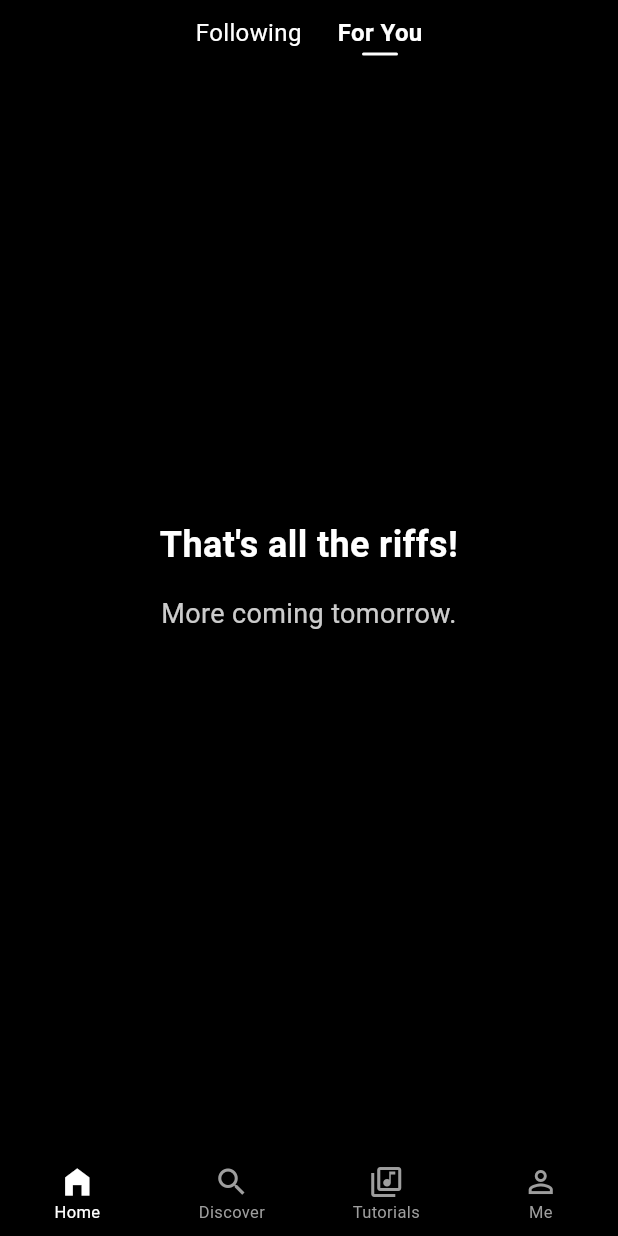
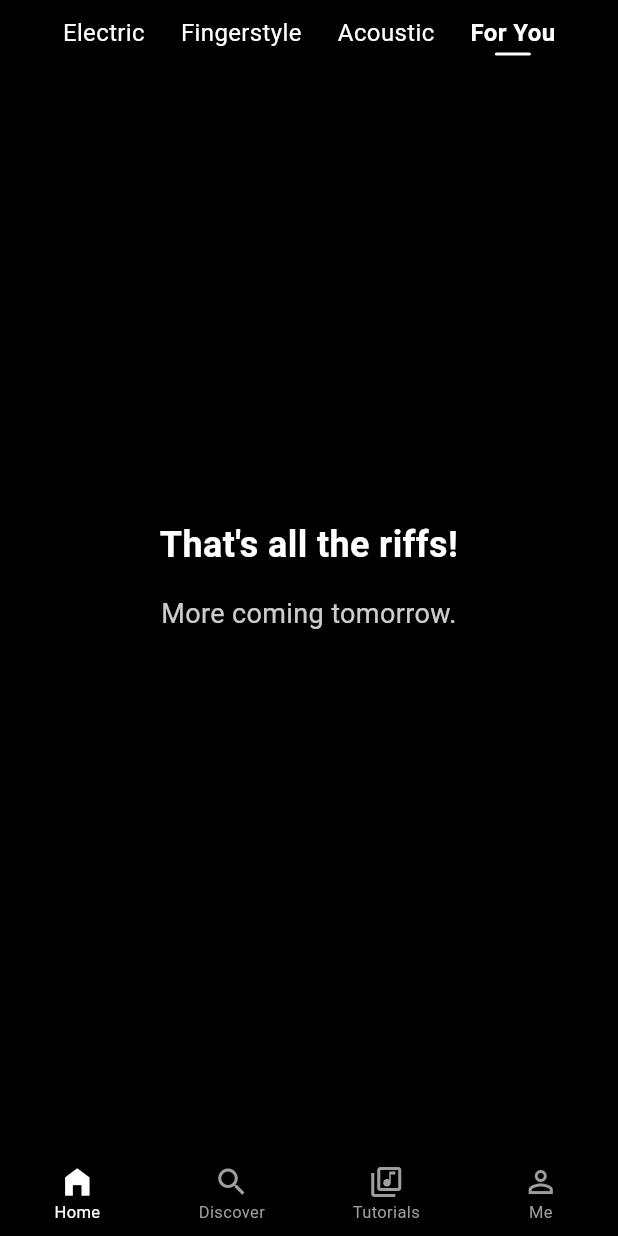
Before and after one commit to malekai-gauntlet/riff-main, a Flutter app: the screen it shows once a user with an empty profile is signed in, on a phone screen of 412 x 824 dp. Run offline on Flutter 3.47's test engine with Material 3 defaults, Android fonts, the light colour scheme and no system bars; our stand-ins replace cached_network_image, cloud_firestore, firebase_auth, firebase_core, firebase_storage, flutter_riverpod and 5 more; missing offline and left inert: dart:html, video_thumbnail; accounts and stored records are empty.

Commit message:
added filtering UI - just UI

```diff
--- a/lib/presentation/widgets/navigation/feed_toggle.dart
+++ b/lib/presentation/widgets/navigation/feed_toggle.dart
@@ -16,7 +16,14 @@ class FeedToggle extends StatelessWidget {
       mainAxisSize: MainAxisSize.min,
       mainAxisAlignment: MainAxisAlignment.center,
       children: [
-        _buildToggleButton('Following', 0),
+        // _buildToggleButton('Following', 0),
+        // const SizedBox(width: 24),
+
+        _buildToggleButton('Electric', 4),
+        const SizedBox(width: 24),
+        _buildToggleButton('Fingerstyle', 3),
+        const SizedBox(width: 24),
+        _buildToggleButton('Acoustic', 2),
         const SizedBox(width: 24),
         _buildToggleButton('For You', 1),
       ],
@@ -39,8 +46,10 @@ class FeedToggle extends StatelessWidget {
             ),
           ),
           const SizedBox(height: 2),
-          // Indicator line
-          Container(
+          // Animated indicator line
+          AnimatedContainer(
+            duration: const Duration(milliseconds: 300),
+            curve: Curves.easeInOut,
             width: 24,
             height: 2,
             decoration: BoxDecoration(
```
